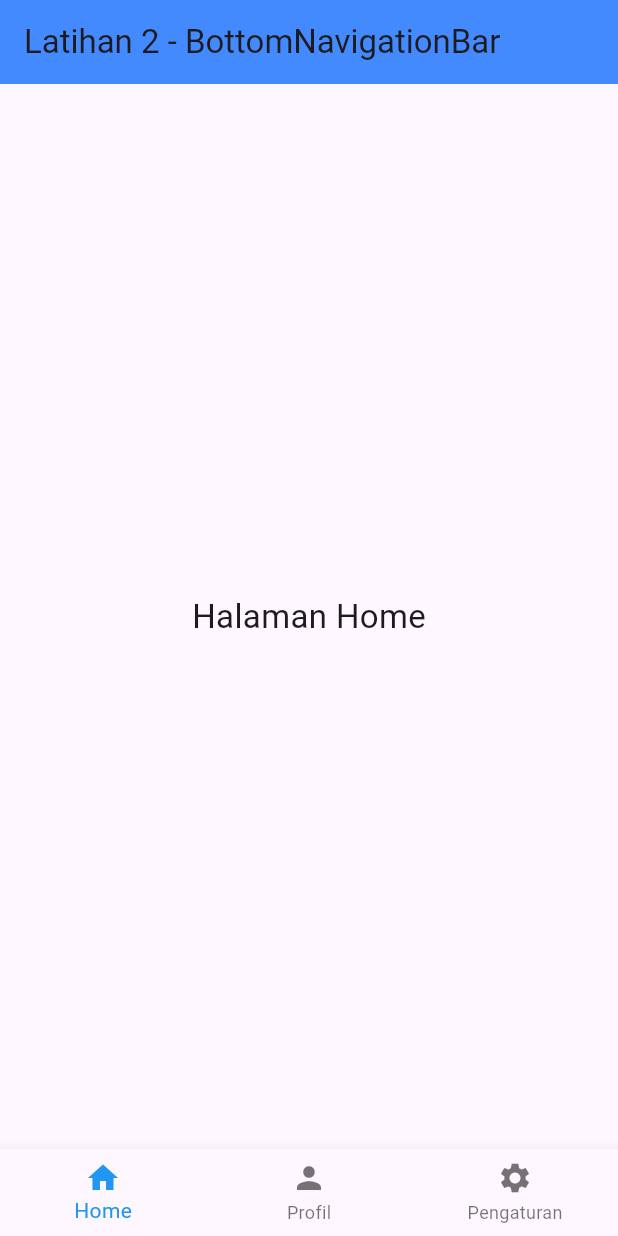
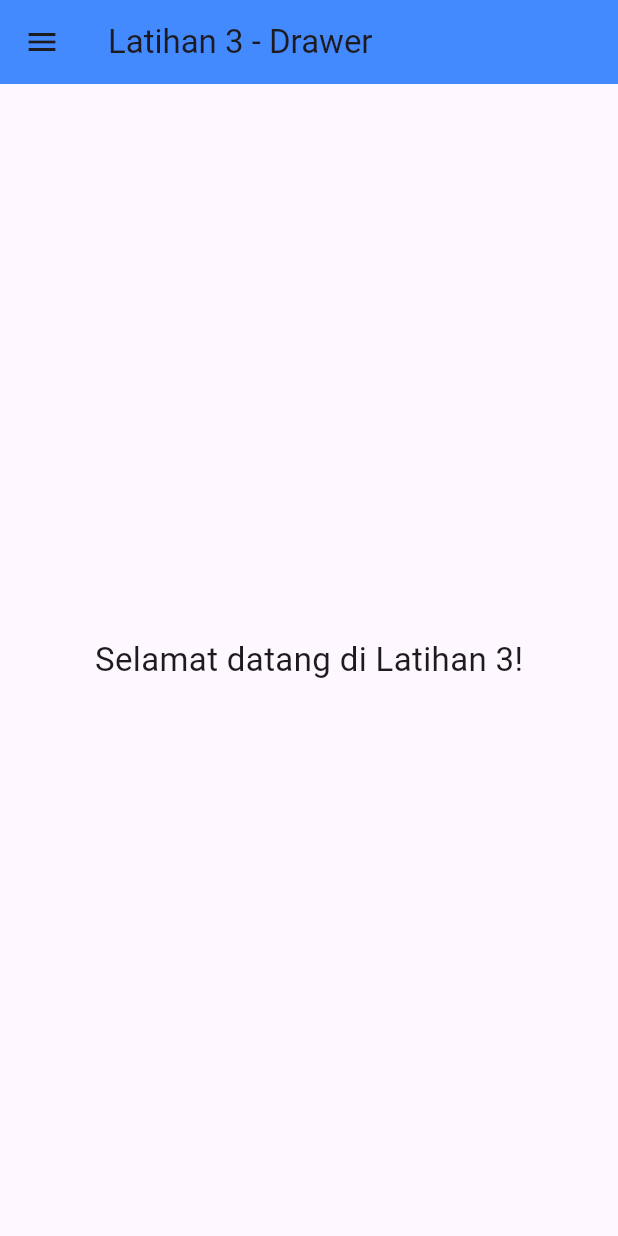
Before and after one commit to Muhammad-ArifinDev/Tugas_week4_-1123150053, a Flutter app: the screen it shows after launch, on a phone screen of 412 x 824 dp. Run offline on Flutter 3.47's test engine with Material 3 defaults, Android fonts, the phone set to English and light mode, and no system bars.

Commit message:
menambahkan Latihan 3 drawer

```diff
--- a/lib/main.dart
+++ b/lib/main.dart
@@ -1,52 +1,57 @@
 import 'package:flutter/material.dart';
 
 void main() {
-  runApp(const Latihan2App());
+  runApp(const Latihan3App());
 }
 
-class Latihan2App extends StatefulWidget {
-  const Latihan2App({super.key});
-
-  @override
-  State<Latihan2App> createState() => _Latihan2AppState();
-}
-
-class _Latihan2AppState extends State<Latihan2App> {
-  int _selectedIndex = 0;
-
-  static const List<Widget> _pages = <Widget>[
-    Center(child: Text("Halaman Home", style: TextStyle(fontSize: 22))),
-    Center(child: Text("Halaman Profil", style: TextStyle(fontSize: 22))),
-    Center(child: Text("Halaman Pengaturan", style: TextStyle(fontSize: 22))),
-  ];
-
-  void _onItemTapped(int index) {
-    setState(() {
-      _selectedIndex = index;
-    });
-  }
+class Latihan3App extends StatelessWidget {
+  const Latihan3App({super.key});
 
   @override
   Widget build(BuildContext context) {
     return MaterialApp(
-      title: 'Latihan 2',
+      title: 'Latihan 3',
       debugShowCheckedModeBanner: false,
       home: Scaffold(
         appBar: AppBar(
-          title: const Text("Latihan 2 - BottomNavigationBar"),
+          title: const Text("Latihan 3 - Drawer"),
           backgroundColor: Colors.blueAccent,
         ),
-        body: _pages[_selectedIndex],
-        bottomNavigationBar: BottomNavigationBar(
-          currentIndex: _selectedIndex,
-          selectedItemColor: Colors.blue,
-          onTap: _onItemTapped,
-          items: const [
-            BottomNavigationBarItem(icon: Icon(Icons.home), label: "Home"),
-            BottomNavigationBarItem(icon: Icon(Icons.person), label: "Profil"),
-            BottomNavigationBarItem(
-                icon: Icon(Icons.settings), label: "Pengaturan"),
-          ],
+        drawer: Drawer(
+          child: ListView(
+            padding: EdgeInsets.zero,
+            children: const [
+              DrawerHeader(
+                decoration: BoxDecoration(color: Colors.blueAccent),
+                child: Text(
+                  "Menu Utama",
+                  style: TextStyle(color: Colors.white, fontSize: 24),
+                ),
+              ),
+              ListTile(
+                leading: Icon(Icons.home),
+                title: Text("Home"),
+              ),
+              ListTile(
+                leading: Icon(Icons.person),
+                title: Text("Profil"),
+              ),
+              ListTile(
+                leading: Icon(Icons.settings),
+                title: Text("Pengaturan"),
+              ),
+              ListTile(
+                leading: Icon(Icons.info),
+                title: Text("Tentang"),
+              ),
+            ],
+          ),
+        ),
+        body: const Center(
+          child: Text(
+            "Selamat datang di Latihan 3!",
+            style: TextStyle(fontSize: 22),
+          ),
         ),
       ),
     );
```
